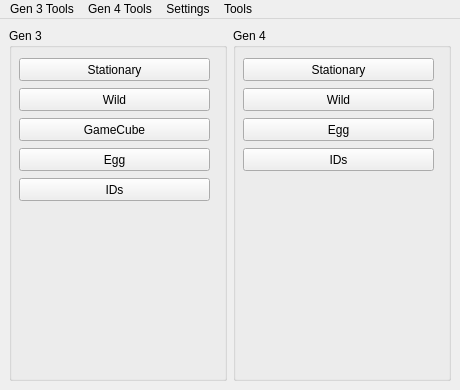
Before: the Qt Designer form Forms/MainWindow.ui in Admiral-Fish/PokeFinder, drawn with Qt 5.
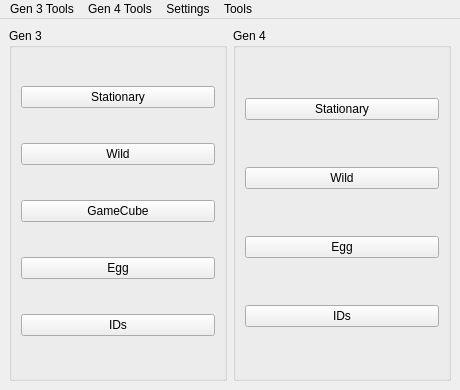
After: the same form once the commit is applied. Icons and pictures are not drawn.

What changed in the file:
```diff
--- a/Forms/MainWindow.ui
+++ b/Forms/MainWindow.ui
@@ -16,12 +16,6 @@
     <height>390</height>
    </size>
   </property>
-  <property name="maximumSize">
-   <size>
-    <width>460</width>
-    <height>390</height>
-   </size>
-  </property>
   <property name="windowTitle">
    <string notr="true">PokéFinder 2.4.0</string>
   </property>
@@ -36,71 +30,43 @@
       <property name="title">
        <string>Gen 3</string>
       </property>
+      <layout class="QGridLayout" name="gridLayout_2">
+       <item row="0" column="0">
       <widget class="QPushButton" name="pushButtonStationary3">
-       <property name="geometry">
-        <rect>
-         <x>10</x>
-         <y>30</y>
-         <width>191</width>
-         <height>23</height>
-        </rect>
-       </property>
        <property name="text">
         <string>Stationary</string>
        </property>
       </widget>
+       </item>
+       <item row="1" column="0">
       <widget class="QPushButton" name="pushButtonWild3">
-       <property name="geometry">
-        <rect>
-         <x>10</x>
-         <y>60</y>
-         <width>191</width>
-         <height>23</height>
-        </rect>
-       </property>
        <property name="text">
         <string>Wild</string>
        </property>
       </widget>
-      <widget class="QPushButton" name="pushButtonEgg3">
-       <property name="geometry">
-        <rect>
-         <x>10</x>
-         <y>120</y>
-         <width>191</width>
-         <height>23</height>
-        </rect>
-       </property>
-       <property name="text">
-        <string>Egg</string>
-       </property>
-      </widget>
-      <widget class="QPushButton" name="pushButtonIDs3">
-       <property name="geometry">
-        <rect>
-         <x>10</x>
-         <y>150</y>
-         <width>191</width>
-         <height>23</height>
-        </rect>
-       </property>
-       <property name="text">
-        <string>IDs</string>
-       </property>
-      </widget>
+       </item>
+       <item row="2" column="0">
       <widget class="QPushButton" name="pushButtonGameCube">
-       <property name="geometry">
-        <rect>
-         <x>10</x>
-         <y>90</y>
-         <width>191</width>
-         <height>23</height>
-        </rect>
-       </property>
        <property name="text">
         <string>GameCube</string>
        </property>
       </widget>
+       </item>
+       <item row="3" column="0">
+        <widget class="QPushButton" name="pushButtonEgg3">
+         <property name="text">
+          <string>Egg</string>
+         </property>
+        </widget>
+       </item>
+       <item row="4" column="0">
+        <widget class="QPushButton" name="pushButtonIDs3">
+         <property name="text">
+          <string>IDs</string>
+         </property>
+        </widget>
+       </item>
+      </layout>
      </widget>
     </item>
     <item row="0" column="1">
@@ -108,58 +74,36 @@
       <property name="title">
        <string>Gen 4</string>
       </property>
+      <layout class="QGridLayout" name="gridLayout_3">
+       <item row="0" column="0">
       <widget class="QPushButton" name="pushButtonStationary4">
-       <property name="geometry">
-        <rect>
-         <x>10</x>
-         <y>30</y>
-         <width>191</width>
-         <height>23</height>
-        </rect>
-       </property>
        <property name="text">
         <string>Stationary</string>
        </property>
       </widget>
+       </item>
+       <item row="1" column="0">
       <widget class="QPushButton" name="pushButtonWild4">
-       <property name="geometry">
-        <rect>
-         <x>10</x>
-         <y>60</y>
-         <width>191</width>
-         <height>23</height>
-        </rect>
-       </property>
        <property name="text">
         <string>Wild</string>
        </property>
       </widget>
+       </item>
+       <item row="2" column="0">
       <widget class="QPushButton" name="pushButtonEgg4">
-       <property name="geometry">
-        <rect>
-         <x>10</x>
-         <y>90</y>
-         <width>191</width>
-         <height>23</height>
-        </rect>
-       </property>
        <property name="text">
         <string>Egg</string>
        </property>
       </widget>
+       </item>
+       <item row="3" column="0">
       <widget class="QPushButton" name="pushButtonIDs4">
-       <property name="geometry">
-        <rect>
-         <x>10</x>
-         <y>120</y>
-         <width>191</width>
-         <height>23</height>
-        </rect>
-       </property>
        <property name="text">
         <string>IDs</string>
        </property>
       </widget>
+       </item>
+      </layout>
      </widget>
     </item>
    </layout>
```
Lines whose indentation alone changed are shown as unchanged.
